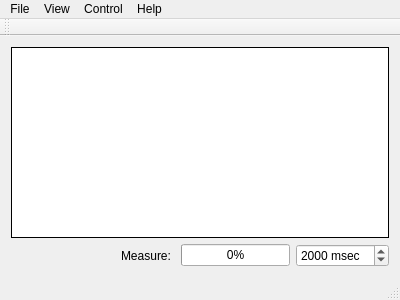
Before: the Qt Designer form src/mainwindow.ui in uazure/qLab, drawn with Qt 5.
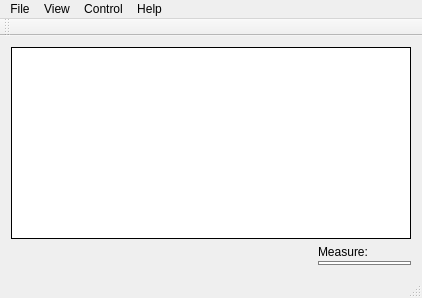
After: the same form once the commit is applied.

Commit message: Many improvements on tcp server and UI

```diff
--- a/src/mainwindow.ui
+++ b/src/mainwindow.ui
@@ -6,8 +6,8 @@
    <rect>
     <x>0</x>
     <y>0</y>
-    <width>400</width>
-    <height>300</height>
+    <width>422</width>
+    <height>298</height>
    </rect>
   </property>
   <property name="windowTitle">
@@ -17,6 +17,12 @@
    <layout class="QVBoxLayout" name="verticalLayout">
     <item>
      <widget class="QPlainTextEdit" name="plainTextEdit">
+      <property name="sizePolicy">
+       <sizepolicy hsizetype="Expanding" vsizetype="Expanding">
+        <horstretch>0</horstretch>
+        <verstretch>2</verstretch>
+       </sizepolicy>
+      </property>
       <property name="frameShape">
        <enum>QFrame::Box</enum>
       </property>
@@ -53,6 +59,14 @@
        </spacer>
       </item>
       <item>
+       <layout class="QVBoxLayout" name="measureVerticalLayout">
+        <property name="spacing">
+         <number>2</number>
+        </property>
+        <property name="sizeConstraint">
+         <enum>QLayout::SetDefaultConstraint</enum>
+        </property>
+        <item>
        <widget class="QLabel" name="label">
         <property name="text">
          <string>Measure: </string>
@@ -61,35 +75,47 @@
       </item>
       <item>
        <widget class="QProgressBar" name="measureIntervalProgressBar">
+          <property name="sizePolicy">
+           <sizepolicy hsizetype="Preferred" vsizetype="Ignored">
+            <horstretch>0</horstretch>
+            <verstretch>0</verstretch>
+           </sizepolicy>
+          </property>
+          <property name="minimumSize">
+           <size>
+            <width>0</width>
+            <height>4</height>
+           </size>
+          </property>
+          <property name="maximumSize">
+           <size>
+            <width>16777215</width>
+            <height>16</height>
+           </size>
+          </property>
+          <property name="styleSheet">
+           <string notr="true"> QProgressBar {
+     border: 1px solid grey;
+     border-radius: 0;
+ }
+
+ QProgressBar::chunk {
+     background-color: rgb(15, 39, 255);
+/*     width: 20px; */
+ }</string>
+          </property>
         <property name="maximum">
-         <number>1000</number>
+           <number>100</number>
         </property>
         <property name="value">
          <number>0</number>
         </property>
-       </widget>
-      </item>
-      <item>
-       <widget class="QSpinBox" name="measureIntervalSpinBox">
-        <property name="toolTip">
-         <string>Measure interval (msec)</string>
-        </property>
-        <property name="suffix">
-         <string> msec</string>
-        </property>
-        <property name="minimum">
-         <number>100</number>
-        </property>
-        <property name="maximum">
-         <number>30000</number>
-        </property>
-        <property name="singleStep">
-         <number>100</number>
-        </property>
-        <property name="value">
-         <number>2000</number>
-        </property>
-       </widget>
+          <property name="textVisible">
+           <bool>false</bool>
+          </property>
+         </widget>
+        </item>
+       </layout>
       </item>
      </layout>
     </item>
@@ -100,7 +126,7 @@
     <rect>
      <x>0</x>
      <y>0</y>
-     <width>400</width>
+     <width>422</width>
      <height>24</height>
     </rect>
    </property>
```
Left out of the diff: 9 changed lines with no effect on the pictures. Lines whose indentation alone changed are shown as unchanged. The commit also changes 6 other files.
